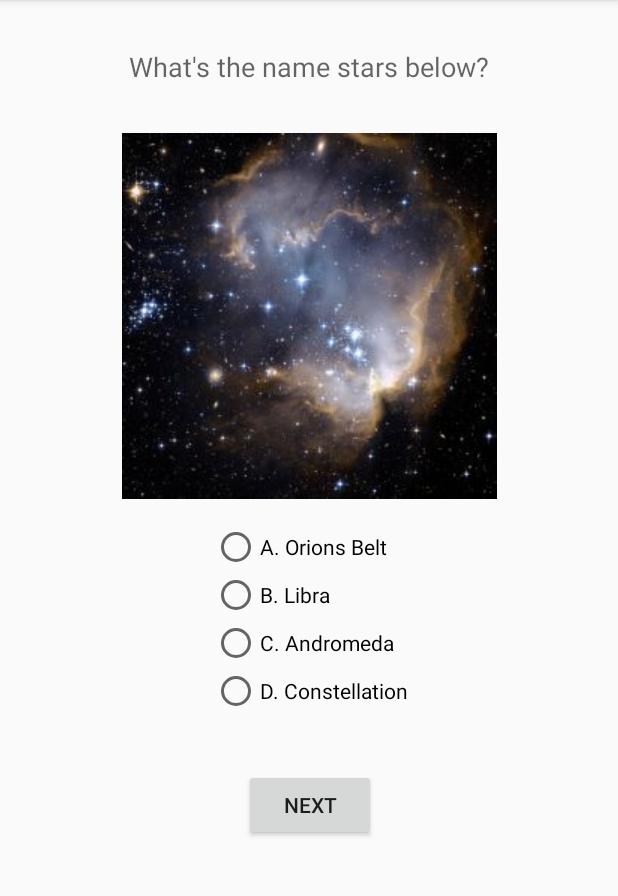
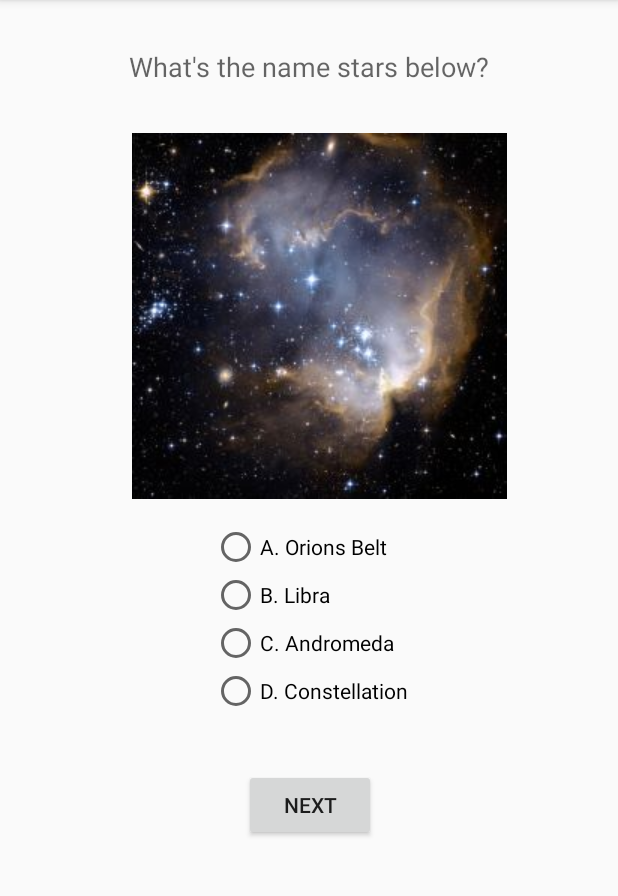
Before and after one commit to chimwemweshaba/aad-team-64-animation-challenge, an Android app: the FourthActivity screen opened directly, with no data from a screen before it, on a phone screen of 412 x 824 dp, the part 84-980 px from its top. Run offline under Robolectric (Android 15) with nearby library versions, the phone set to English and light mode, and no system bars.

Commit message:
Add working animation

```diff
--- a/app/src/main/java/com/aadteam64/groupchallenge/FourthActivity.kt
+++ b/app/src/main/java/com/aadteam64/groupchallenge/FourthActivity.kt
@@ -15,11 +15,12 @@ class FourthActivity : AppCompatActivity() {
     override fun onCreate(savedInstanceState: Bundle?) {
         super.onCreate(savedInstanceState)
         setContentView(R.layout.activity_fourth)
-        val imgView = ObjectAnimator.ofFloat(image_view_stars, "alpha", 2.0f, 0.0f)
-        imgView.duration = 2000
-        val scaleX = ObjectAnimator.ofFloat(image_view_stars, "scaleX", 1.0f, 1.3f)
-        scaleX.duration = 500
+        ObjectAnimator.ofFloat(image_view_stars, "translationX", 120f, 10f).apply {
+            duration = 2000
+            start()
+        }
     }
+
 
     fun correct (view: View) {
 
--- a/app/src/main/java/com/aadteam64/groupchallenge/SecondActivity.kt
+++ b/app/src/main/java/com/aadteam64/groupchallenge/SecondActivity.kt
@@ -19,7 +19,7 @@ SecondActivity : AppCompatActivity()
         setContentView(R.layout.activity_second)
 
         buttonNext.setOnClickListener {
-            val intent = Intent(this, FourthActivity::class.java)
+            val intent = Intent(this, ThirdActivity::class.java)
             startActivity(intent)
         }
     }
```
